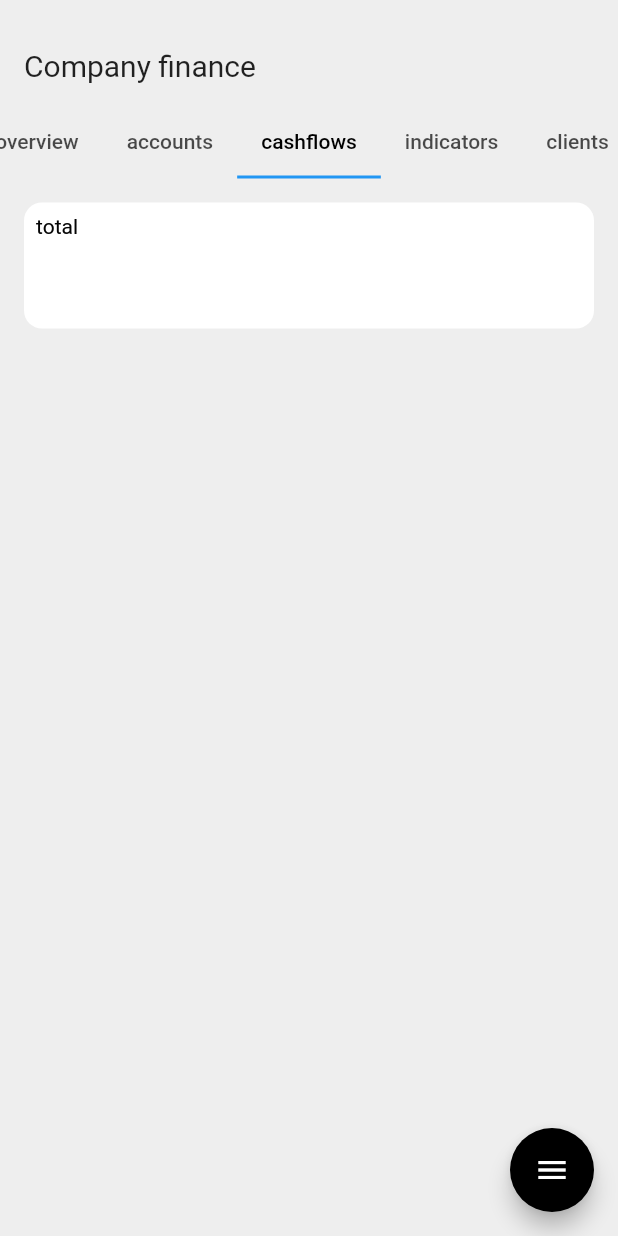
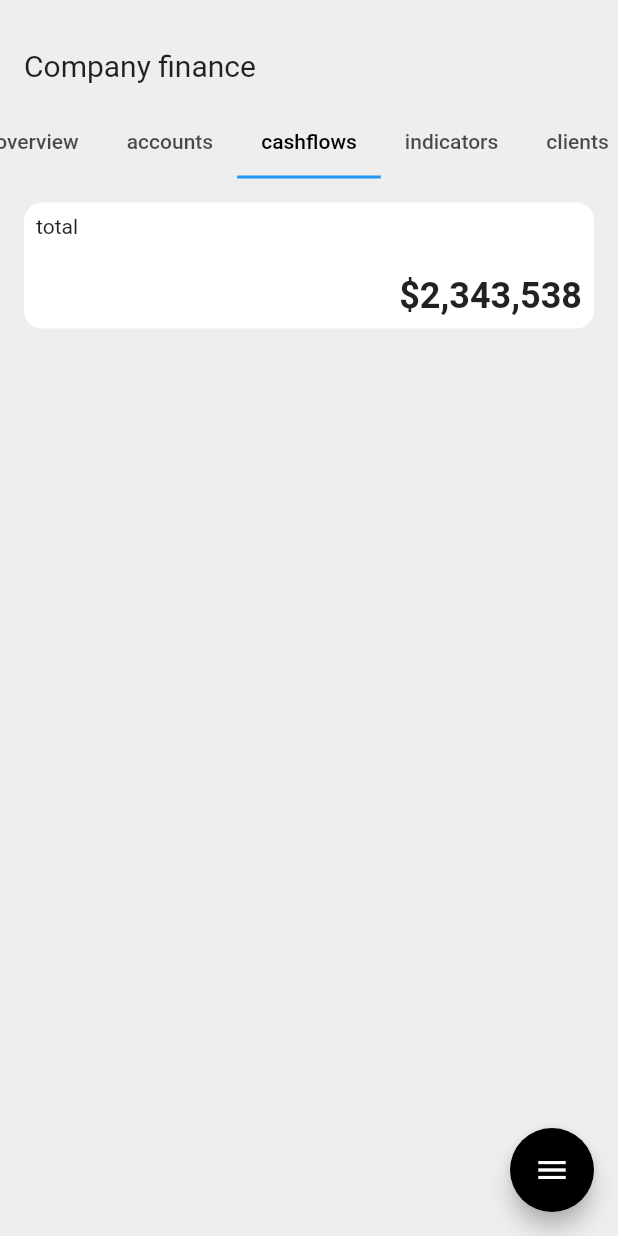
Before and after one commit to JAICHANGPARK/flutter_notebook_19th_story, a Flutter app: the screen it shows after launch, tab 3 chosen, on a phone screen of 412 x 824 dp. Run offline on Flutter 3.47's test engine with Material 2 defaults, Android fonts, the phone set to English and light mode, and no system bars; our stand-ins replace cached_network_image, countup, fl_chart, flutter_riverpod, freezed_annotation, smooth_page_indicator and 1 more.

Commit message:
Update biz_main_page.dart

```diff
--- a/lib/ep1136_business_assistance_app/src/ui/biz_main_page.dart
+++ b/lib/ep1136_business_assistance_app/src/ui/biz_main_page.dart
@@ -98,7 +98,7 @@ class _BizMainPageState extends State<BizMainPage> with SingleTickerProviderStat
                             height: 84,
                             decoration: BoxDecoration(
                               color: Colors.white,
-                              borderRadius: BorderRadius.circular(12)
+                              borderRadius: BorderRadius.circular(12),
                             ),
                             child: Stack(
                               children: [
@@ -108,9 +108,15 @@ class _BizMainPageState extends State<BizMainPage> with SingleTickerProviderStat
                                   top: 8,
                                 ),
                                 Positioned(
-                                  child: Text("total"),
-                                  left: 8,
-                                  top: 8,
+                                  child: Text(
+                                    "\$2,343,538",
+                                    style: TextStyle(
+                                      fontSize: 24,
+                                      fontWeight: FontWeight.bold,
+                                    ),
+                                  ),
+                                  right: 8,
+                                  bottom: 8,
                                 )
                               ],
                             ),
```
